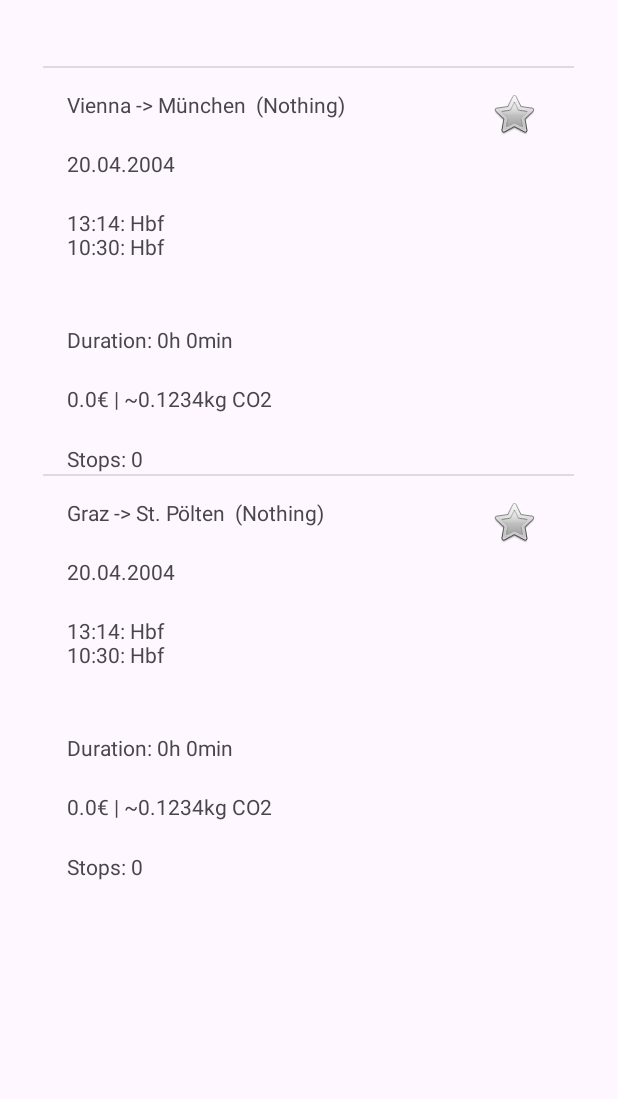
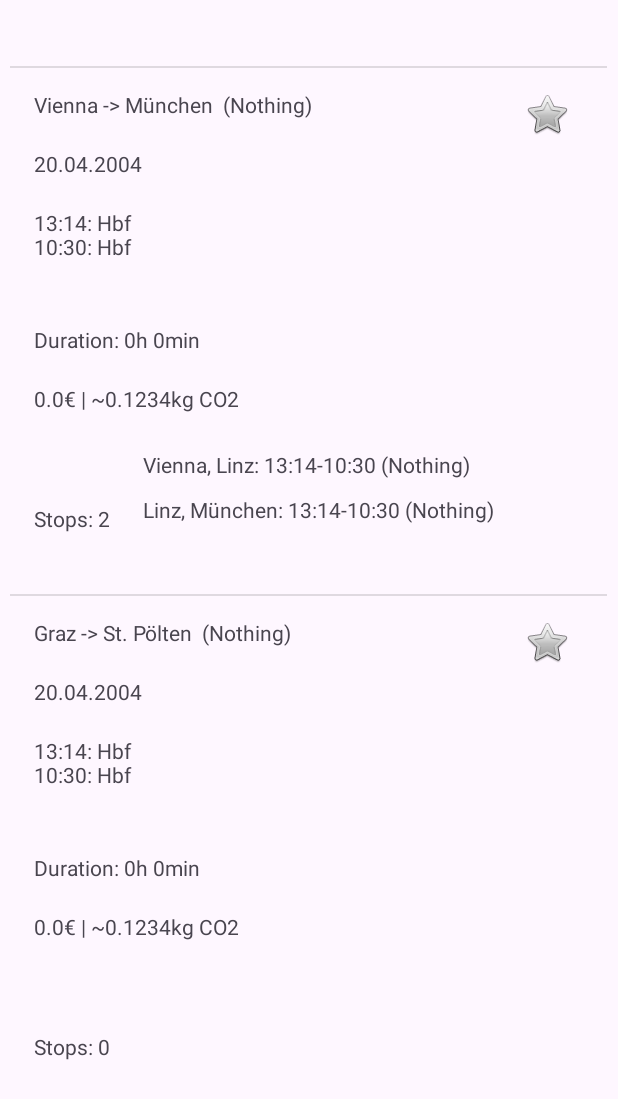
Before and after one commit to malteklaes/M3_TripPlannerApp_highFidelityPrototyp, an Android app: the resultScreen4 screen opened directly, with no data from a screen before it, on a phone screen of 412 x 824 dp. Shown: the top 1099 px of the screen. Run offline under Robolectric (Android 15) with nearby library versions, the light colour scheme and no system bars.

Commit message:
result List with stop details

```diff
--- a/app/src/main/java/com/example/m3_tripplannerapp_highfidelityprototyp/ResultAdapter.java
+++ b/app/src/main/java/com/example/m3_tripplannerapp_highfidelityprototyp/ResultAdapter.java
@@ -6,8 +6,10 @@
 import android.view.ViewGroup;
 import android.widget.ImageButton;
 import android.widget.ImageView;
+import android.widget.LinearLayout;
 import android.widget.TextView;
 
+import androidx.recyclerview.widget.LinearLayoutManager;
 import androidx.recyclerview.widget.RecyclerView;
 
 import java.util.ArrayList;
@@ -41,6 +43,12 @@
         viewHolder.tripDuration.setText(printTripDuration(inputDataConnections.get(position)));
         viewHolder.tripPriceAndEmissions.setText(printTripPriceAndEmissions(inputDataConnections.get(position)));
         viewHolder.tripStops.setText(printTripStops(inputDataConnections.get(position)));
+
+        LinearLayoutManager layoutManager=new LinearLayoutManager(context);
+        viewHolder.stopsRecyclerView.setLayoutManager(layoutManager);
+
+        StopAdapter adapter=new StopAdapter(inputDataConnections.get(position).getIntermediatStations(),context);
+        viewHolder.stopsRecyclerView.setAdapter(adapter);
     }
 
     @Override
@@ -57,6 +65,7 @@
         private TextView tripPriceAndEmissions;
         private TextView tripStops;
         private ImageButton bookmarkButton;
+        private RecyclerView stopsRecyclerView;
 
 
         public ViewHolder(View view) {
@@ -69,6 +78,7 @@
             tripPriceAndEmissions = (TextView) view.findViewById(R.id.tripPriceAndEmissions);
             tripStops = (TextView) view.findViewById(R.id.tripStops);
             bookmarkButton=(ImageButton) view.findViewById(R.id.bookmarkButton);
+            stopsRecyclerView=(RecyclerView) view.findViewById(R.id.stopsRecyclerView);
 
             bookmarkButton.setOnClickListener(new View.OnClickListener() {
                 @Override
--- /dev/null
+++ b/app/src/main/java/com/example/m3_tripplannerapp_highfidelityprototyp/StopAdapter.java
@@ -0,0 +1,82 @@
+package com.example.m3_tripplannerapp_highfidelityprototyp;
+
+import android.content.Context;
+import android.view.LayoutInflater;
+import android.view.View;
+import android.view.ViewGroup;
+import android.widget.ImageButton;
+import android.widget.TextView;
+
+import androidx.annotation.NonNull;
+import androidx.recyclerview.widget.RecyclerView;
+
+import java.util.List;
+
+public class StopAdapter extends RecyclerView.Adapter<StopAdapter.ViewHolder>{
+    private List<DataConnection> stops;
+    Context context;
+
+    public StopAdapter(List<DataConnection> stops, Context context) {
+        this.stops = stops;
+        this.context = context;
+    }
+
+    @Override
+    public StopAdapter.ViewHolder onCreateViewHolder(ViewGroup viewGroup, int viewType) {
+        View view = LayoutInflater.from(viewGroup.getContext())
+                .inflate(R.layout.stop_element, viewGroup, false);
+
+        return new StopAdapter.ViewHolder(view);
+    }
+
+    @Override
+    public void onBindViewHolder(StopAdapter.ViewHolder viewHolder, final int position) {
+        viewHolder.stopInformation.setText(printStopInformation(stops.get(position)));
+    }
+
+    @Override
+    public int getItemCount() {
+        return stops.size();
+    }
+
+    public class ViewHolder extends RecyclerView.ViewHolder {
+        private TextView stopInformation;
+
+        public ViewHolder(View view) {
+            super(view);
+            stopInformation = (TextView) view.findViewById(R.id.stopInformation);
+        }
+    }
+
+    private String printStopInformation(DataConnection connection){
+        String ret="";
+        ret+=connection.getStartCity()+", "+connection.getDestinationCity()+": ";
+        ret+=printStopTime(connection);
+        ret+=" ("+connection.getType().toString()+")";
+        return ret;
+    }
+
+    private String printStopTime(DataConnection connection){
+        String ret="";
+        DataTime startTime = connection.getStartTime();
+        if(startTime.getHour()<10)
+            ret+="0"+startTime.getHour()+ ":";
+        else
+            ret+=startTime.getHour()+ ":";
+        if(startTime.getMinute()<10)
+            ret+="0"+startTime.getMinute()+ "-";
+        else
+            ret+=startTime.getMinute()+ "-";
+
+        DataTime returnTime = connection.getReturnTime();
+        if(returnTime.getHour()<10)
+            ret+="0"+returnTime.getHour()+ ":";
+        else
+            ret+=returnTime.getHour()+ ":";
+        if(returnTime.getMinute()<10)
+            ret+="0"+returnTime.getMinute();
+        else
+            ret+=returnTime.getMinute();
+        return ret;
+    }
+}
--- a/app/src/main/java/com/example/m3_tripplannerapp_highfidelityprototyp/resultScreen4.java
+++ b/app/src/main/java/com/example/m3_tripplannerapp_highfidelityprototyp/resultScreen4.java
@@ -24,6 +24,12 @@
     @Override
     protected void onCreate(Bundle savedInstanceState) {
         DataConnection mockedResult1=new DataConnection("Vienna","Hbf","München","Hbf",new DataDate(20,4,2004),new DataTime(14,13));
+        DataConnection mockedResult1_1=new DataConnection("Vienna","Hbf","Linz","Hbf",new DataDate(20,4,2004),new DataTime(14,13));
+        DataConnection mockedResult1_2=new DataConnection("Linz","Hbf","München","Hbf",new DataDate(20,4,2004),new DataTime(14,13));
+        ArrayList<DataConnection> stops=new ArrayList<>();
+        stops.add(mockedResult1_1);
+        stops.add(mockedResult1_2);
+        mockedResult1.setIntermediatStations(stops);
         inputDataConnections.add(mockedResult1);
         DataConnection mockedResult2=new DataConnection("Graz","Hbf","St. Pölten","Hbf",new DataDate(20,4,2004),new DataTime(14,13));
         inputDataConnections.add(mockedResult2);
--- a/app/src/main/res/layout/activity_result_screen4.xml
+++ b/app/src/main/res/layout/activity_result_screen4.xml
@@ -9,8 +9,8 @@
 
     <androidx.recyclerview.widget.RecyclerView
         android:id="@+id/resultsRecyclerView"
-        android:layout_width="354dp"
-        android:layout_height="597dp"
+        android:layout_width="398dp"
+        android:layout_height="678dp"
         android:layout_marginTop="44dp"
         app:layout_constraintEnd_toEndOf="parent"
         app:layout_constraintHorizontal_bias="0.492"
--- a/app/src/main/res/layout/result_element.xml
+++ b/app/src/main/res/layout/result_element.xml
@@ -58,10 +58,10 @@
 
     <TextView
         android:id="@+id/tripStops"
-        android:layout_width="281dp"
+        android:layout_width="56dp"
         android:layout_height="20dp"
         android:layout_marginStart="16dp"
-        android:layout_marginTop="20dp"
+        android:layout_marginTop="60dp"
         android:text="TextView"
         app:layout_constraintStart_toStartOf="parent"
         app:layout_constraintTop_toBottomOf="@+id/tripPriceAndEmissions" />
@@ -72,10 +72,10 @@
         android:layout_height="1dp"
         android:background="?android:attr/listDivider"
         app:layout_constraintEnd_toEndOf="parent"
-        app:layout_constraintHorizontal_bias="0.0"
+        app:layout_constraintHorizontal_bias="1.0"
         app:layout_constraintStart_toStartOf="parent"
-        tools:ignore="MissingConstraints"
-        tools:layout_editor_absoluteY="500dp" />
+        app:layout_constraintTop_toTopOf="parent"
+        tools:ignore="MissingConstraints" />
 
     <ImageButton
         android:id="@+id/bookmarkButton"
@@ -86,7 +86,17 @@
         android:background="#00FFFFFF"
         app:layout_constraintEnd_toEndOf="parent"
         app:layout_constraintTop_toTopOf="parent"
-        app:srcCompat="@drawable/bookmark_button"
-        />
+        app:srcCompat="@drawable/bookmark_button" />
+
+    <androidx.recyclerview.widget.RecyclerView
+        android:id="@+id/stopsRecyclerView"
+        android:layout_width="321dp"
+        android:layout_height="100dp"
+        android:layout_marginTop="20dp"
+        android:visibility="visible"
+        app:layout_constraintEnd_toEndOf="parent"
+        app:layout_constraintHorizontal_bias="0.111"
+        app:layout_constraintStart_toEndOf="@+id/tripStops"
+        app:layout_constraintTop_toBottomOf="@+id/tripPriceAndEmissions" />
 
 </androidx.constraintlayout.widget.ConstraintLayout>
--- /dev/null
+++ b/app/src/main/res/layout/stop_element.xml
@@ -0,0 +1,19 @@
+<?xml version="1.0" encoding="utf-8"?>
+<androidx.constraintlayout.widget.ConstraintLayout xmlns:android="http://schemas.android.com/apk/res/android"
+    xmlns:app="http://schemas.android.com/apk/res-auto"
+    xmlns:tools="http://schemas.android.com/tools"
+    android:layout_width="match_parent"
+    android:layout_height="30dp">
+
+    <TextView
+        android:id="@+id/stopInformation"
+        android:layout_width="300dp"
+        android:layout_height="23dp"
+        android:layout_marginStart="16dp"
+        android:text="TextView"
+        app:layout_constraintBottom_toBottomOf="parent"
+        app:layout_constraintStart_toStartOf="parent"
+        app:layout_constraintTop_toTopOf="parent"
+        app:layout_constraintVertical_bias="0.571" />
+
+</androidx.constraintlayout.widget.ConstraintLayout>
```
